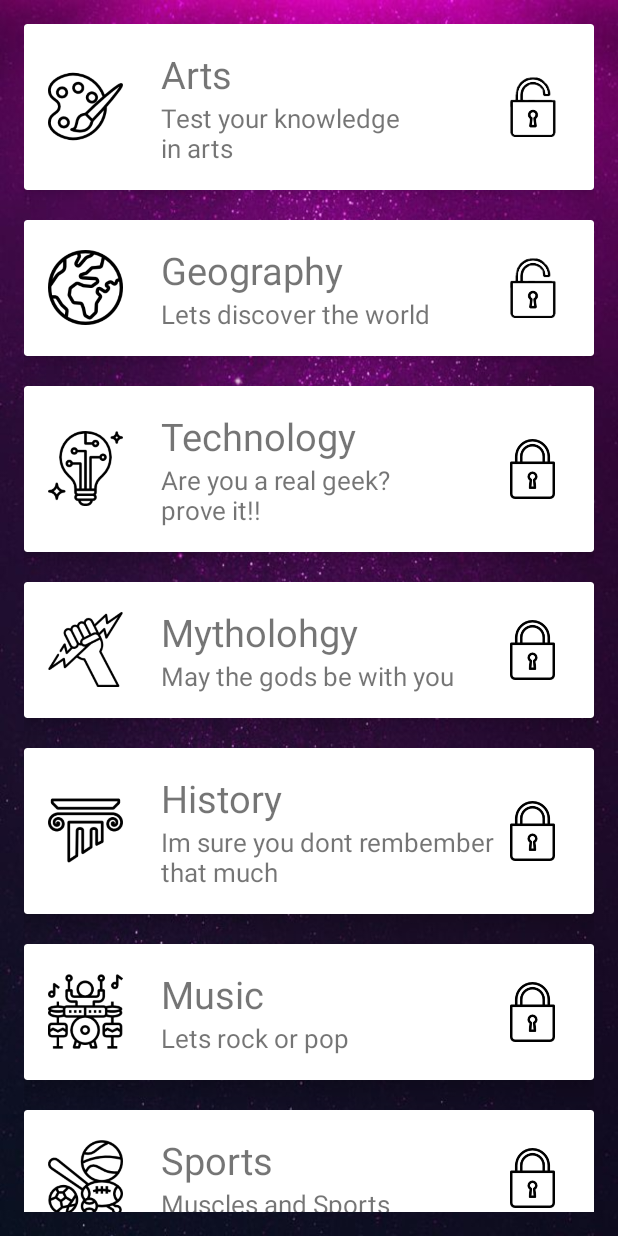
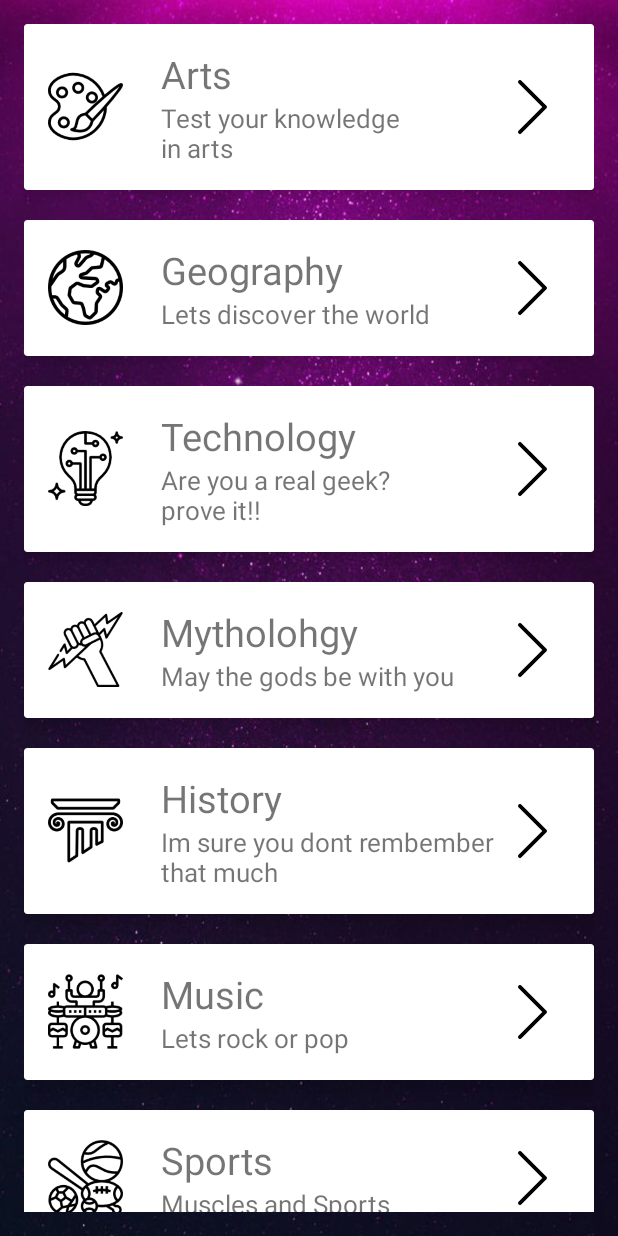
Before and after one commit to pako1/TheQuizApp, an Android app: the screen it shows after launch (GameActivity), after a tap on "NEW GAME", on a phone screen of 412 x 824 dp. Run offline under Robolectric (Android 15) with nearby library versions, the phone set to English and light mode, and no system bars; Roboto replaces fonts that are not available here; 1 statement that could not run was skipped.

Commit message:
addded 3 populated databases , Changed on BaseClass changeLocale (removed → getBaseContext) Removed levels from Categories Added onUpgrade drop table if exists. Loading locals before setContentView menu recreate method called in onResume

```diff
--- a/app/build.gradle
+++ b/app/build.gradle
@@ -1,7 +1,7 @@
 apply plugin: 'com.android.application'
 
 android {
-    compileSdkVersion 27
+    compileSdkVersion 26
     defaultConfig {
         applicationId "com.example.android.thequizapp"
         minSdkVersion 16
--- a/app/src/main/java/com/example/android/thequizapp/BaseClass.java
+++ b/app/src/main/java/com/example/android/thequizapp/BaseClass.java
@@ -34,8 +34,7 @@ public abstract class BaseClass extends AppCompatActivity {
         Locale.setDefault(locale);
         Configuration config = new Configuration();
         config.locale = locale;
-        getBaseContext().getResources().updateConfiguration(config,
-                getBaseContext().getResources().getDisplayMetrics());
+        getResources().updateConfiguration(config,getResources().getDisplayMetrics());
 
 
     }
--- a/app/src/main/java/com/example/android/thequizapp/CategoriesAdapter.java
+++ b/app/src/main/java/com/example/android/thequizapp/CategoriesAdapter.java
@@ -39,14 +39,9 @@ public  class CategoriesAdapter extends RecyclerView.Adapter<CategoriesAdapter.C
         holder.textviewTittle.setText(categories.getTittle());
         holder.textViewsubtittle.setText(categories.getSubtittle());
         holder.imageView.setImageDrawable(mctx.getResources().getDrawable(categories.getImage()));
-        if (categories.isImageChanged()){
-            holder.lock.setImageResource(R.drawable.unlock);
-        }
-        else{
-            holder.lock.setImageResource(R.drawable.lock);
-        }
+        holder.lock.setImageResource(R.drawable.go);
+    }
 
-    }
 
     @Override
     public int getItemCount() {
--- a/app/src/main/java/com/example/android/thequizapp/MenuActivity.java
+++ b/app/src/main/java/com/example/android/thequizapp/MenuActivity.java
@@ -20,10 +20,9 @@ public class MenuActivity extends BaseClass  {
 
     @Override
     protected void onCreate(Bundle savedInstanceState) {
+        loadLocale();
         super.onCreate(savedInstanceState);
-        loadLocale();
         resume=false;
-
         setContentView(R.layout.menu_main);
         setUp();
 
@@ -114,9 +113,13 @@ public class MenuActivity extends BaseClass  {
     @Override
     protected void onResume() {
         super.onResume();
+        if (resume) {
+            recreate();
             Music();
             Sound();
-
+        }else {
+            resume = true;
+        }
 
     }
 
--- a/app/src/main/java/com/example/android/thequizapp/OptionsActivity.java
+++ b/app/src/main/java/com/example/android/thequizapp/OptionsActivity.java
@@ -2,7 +2,6 @@ package com.example.android.thequizapp;
 
 
 
-import android.content.res.Configuration;
 import android.os.Bundle;
 import android.view.View;
 import android.widget.CompoundButton;
@@ -19,7 +18,7 @@ public class OptionsActivity extends BaseClass {
     private ImageButton greeceButton;
     private ImageButton englishButton;
     private ToggleButton musicButton;
-    String lang;
+    private String lang;
 
 
     @Override
@@ -38,6 +37,7 @@ public class OptionsActivity extends BaseClass {
                 changeLocale(lang);
                 saveLocale(lang);
                 recreate();
+
             }
         });
 
@@ -95,6 +95,7 @@ public class OptionsActivity extends BaseClass {
     }
 
 
+
     @Override
     protected void onPause() {
         super.onPause();
--- a/app/src/main/java/com/example/android/thequizapp/QuestionBank.java
+++ b/app/src/main/java/com/example/android/thequizapp/QuestionBank.java
@@ -15,6 +15,7 @@ public class QuestionBank{
     // declare list of Question objects
     private List<Question> list = new ArrayList<>();
     private DataBaseHelper myDataBaseHelper;
+
 
 
     // method returns number of questions in list
@@ -64,13 +65,14 @@ public class QuestionBank{
             throw new Error("couldnt open database");
 
         }
-
         //get questions/choices/answers from database
         list = myDataBaseHelper.getAllQuestionsList();
+
+
+
 
     }
 
 
 
-
 }
--- a/app/src/main/java/com/example/android/thequizapp/QuizActivity.java
+++ b/app/src/main/java/com/example/android/thequizapp/QuizActivity.java
@@ -15,7 +15,6 @@ public class QuizActivity extends BaseClass {
 
 
     private QuestionBank mQuestionLibrary = new QuestionBank();
-    private long s1;
     private TextView mScoreView;
     private TextView mQuestionView;
     private Button  mButtonChoice1;
@@ -47,7 +46,7 @@ public class QuizActivity extends BaseClass {
 
 
         //updating the questions
-        mQuestionLibrary.initQuestions(getApplicationContext());
+        mQuestionLibrary.initQuestions(getBaseContext());
         updateQuestion();
 
 
@@ -174,7 +173,6 @@ public class QuizActivity extends BaseClass {
         @Override
         public void onTick(long l) {
             timer.setText(String.valueOf(l / 1000));
-             s1  = l;
             if(l<=4000){
                 timer.setTextColor(Color.RED);
             }
```
Also changed, not shown: app/src/main/AndroidManifest.xml (+19 -18 lines), app/src/main/java/com/example/android/thequizapp/AchievmentActivity.java (+3 -21 lines), app/src/main/java/com/example/android/thequizapp/DataBaseHelper.java (+6 -4 lines), 3 other files. Lines whose indentation alone changed are shown as unchanged.
